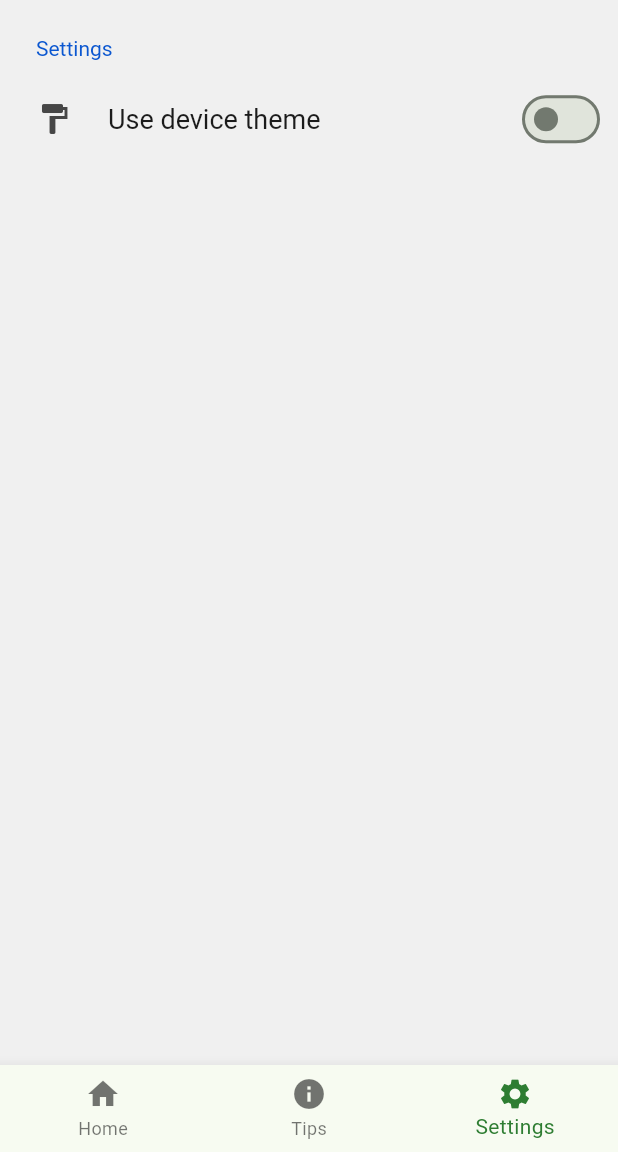
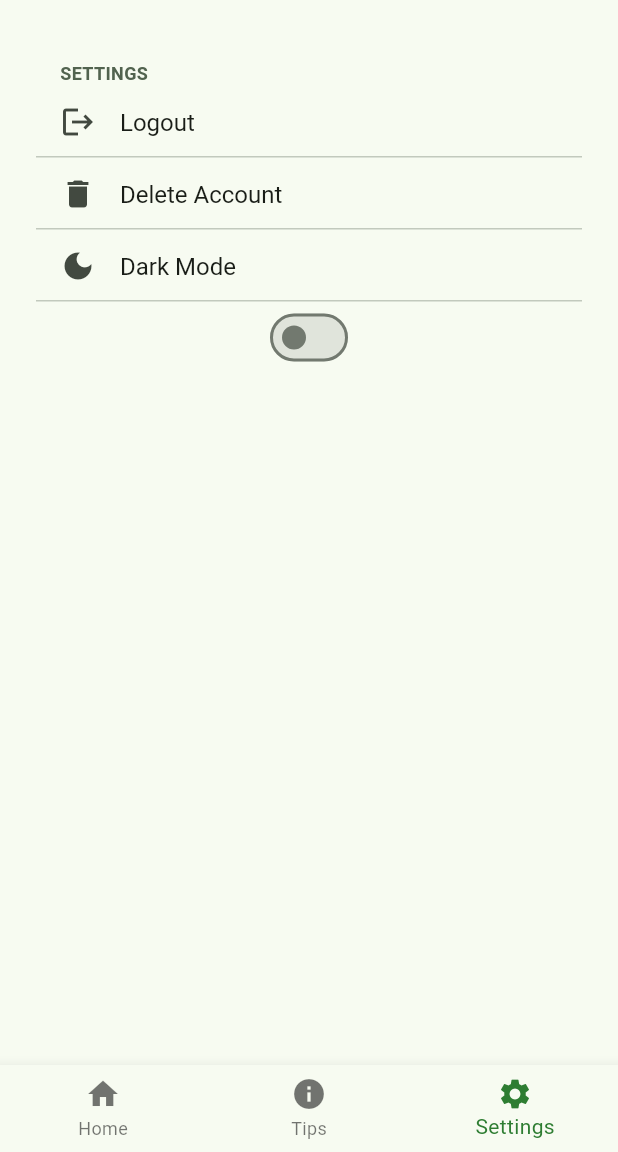
Before and after one commit to WSU-4110/budgie, a Flutter app: the screen it shows after launch, item 3 of the bottom bar chosen, on a phone screen of 412 x 824 dp, the part 84-1236 px from its top. Run offline on Flutter 3.47's test engine with Material 2 defaults, Android fonts, the phone set to English and light mode, and no system bars; drawn by our look-alikes of flutter_settings_screens, settings_ui; our stand-ins replace firebase_core, percent_indicator; accounts and stored records are empty; generated files the repository leaves out were written again.

Commit message:
worked on account settings and darkmode

```diff
--- /dev/null
+++ b/lib/change_theme_button_widget.dart
@@ -0,0 +1,18 @@
+import 'package:flutter/material.dart';
+import 'package:provider/provider.dart';
+import 'theme_provider.dart';
+
+class ChangeThemeButtonWidget extends StatelessWidget {
+  @override
+  Widget build(BuildContext context) {
+    final themeProvider = Provider.of<ThemeProvider>(context);
+
+    return Switch.adaptive(
+      value: themeProvider.isDarkMode,
+      onChanged: (value) {
+        final provider = Provider.of<ThemeProvider>(context, listen: false);
+        provider.toggleTheme(value);
+      },
+    );
+  }
+}
--- a/lib/main.dart
+++ b/lib/main.dart
@@ -5,7 +5,8 @@ import 'BudgetCircle/overallBudgetCircle.dart';
 import 'package:firebase_core/firebase_core.dart';
 import 'firebase_options.dart';
 import 'settingPage.dart';
-
+import 'theme_provider.dart';
+import 'package:provider/provider.dart';
 
 
 
@@ -25,17 +26,24 @@ class MyApp extends StatelessWidget {
   const MyApp({super.key});
 
   @override
-  Widget build(BuildContext context) {
+  Widget build(BuildContext context) =>ChangeNotifierProvider(
+    create:(context)=>ThemeProvider(),
+    builder: (context,_){
+      final themeProvider = Provider.of<ThemeProvider>(context);
     return MaterialApp(
       title: 'Budgie',
+
       theme: ThemeData(
         useMaterial3: true,
         colorScheme: ColorScheme.fromSeed(seedColor: Colors.green),
       ),
+      themeMode:themeProvider.thememode,
+
       darkTheme: ThemeData(brightness: Brightness.dark),
       home: const MyStatefulWidget(),
     );
-  }
+  },
+  );
 }
 
 class MyStatefulWidget extends StatefulWidget {
--- a/lib/settingPage.dart
+++ b/lib/settingPage.dart
@@ -1,5 +1,7 @@
 import 'package:flutter/material.dart';
-import 'package:settings_ui/settings_ui.dart';
+import 'package:flutter_settings_screens/flutter_settings_screens.dart';
+
+import 'change_theme_button_widget.dart';
 
 
 
@@ -11,31 +13,52 @@ class SettingsPage extends StatelessWidget {
   @override
 
   Widget build(BuildContext context) {
-    return Scaffold(
 
-        body: SettingsList(
-      sections: [
-        SettingsSection(
-          title: const Text('Settings'),
-          tiles: <SettingsTile>[
-            SettingsTile.switchTile(
-              initialValue: isSwitched,
-              onToggle: (value) {
-                setState((){
-                  isSwitched=value;
-                });
-              },
+    return  Scaffold(
+      body:SafeArea(
+        child: ListView(
+          padding: const EdgeInsets.all(24),
+          children: [
+            SettingsGroup(
+              title:'Settings',
+              children:
+              <Widget>[
 
-              leading: const Icon(Icons.format_paint),
-              title: const Text('Use device theme'),
-            ),
+
+                buildLogout(),
+                buildDeleteAccount(),darkmode(),
+                  ChangeThemeButtonWidget(),
+              ],
+           ),
+
+
           ],
+        )
+      )
 
-        ),
-      ],
-    ),
         );
   }
+}
 
-  void setState(Null Function() param0) {}
-}
+Widget buildLogout()=>SimpleSettingsTile(
+  title:'Logout',
+  subtitle: '',
+  leading:const Icon(Icons.logout)
+
+);
+
+Widget buildDeleteAccount()=>SimpleSettingsTile(
+  title:'Delete Account',
+  subtitle: '',
+  leading:const Icon(Icons.delete)
+
+);
+
+Widget darkmode()=>SimpleSettingsTile(
+  title:'Dark Mode',
+  subtitle: '',
+  leading:const Icon(Icons.dark_mode),
+
+
+
+);
--- /dev/null
+++ b/lib/theme_provider.dart
@@ -0,0 +1,27 @@
+import 'package:flutter/material.dart';
+import 'package:flutter/scheduler.dart';
+
+class ThemeProvider extends ChangeNotifier{
+  ThemeMode thememode=ThemeMode.system;
+
+  bool get isDarkMode {
+    if (thememode == ThemeMode.system) {
+      final brightness = SchedulerBinding.instance.window.platformBrightness;
+      return brightness == Brightness.dark;
+    } else {
+      return thememode == ThemeMode.dark;
+    }
+  }
+
+  void toggleTheme(bool isOn) {
+    thememode = isOn ? ThemeMode.dark : ThemeMode.light;
+    notifyListeners();
+  }
+}
+
+
+class MyThemes{
+  static final darkTheme=ThemeData();
+
+  static final lightTheme=ThemeData();
+}
--- a/pubspec.yaml
+++ b/pubspec.yaml
@@ -38,6 +38,9 @@ dependencies:
   cupertino_icons: ^1.0.2
   percent_indicator: ^4.2.2
   settings_ui: ^2.0.2
+  adaptive_theme: ^3.2.0
+  provider: ^6.0.5
+  flutter_settings_screens: ^0.3.3-null-safety+2
 
 dev_dependencies:
   flutter_test:
```
Also changed, not shown: pubspec.lock, 3 other files.
